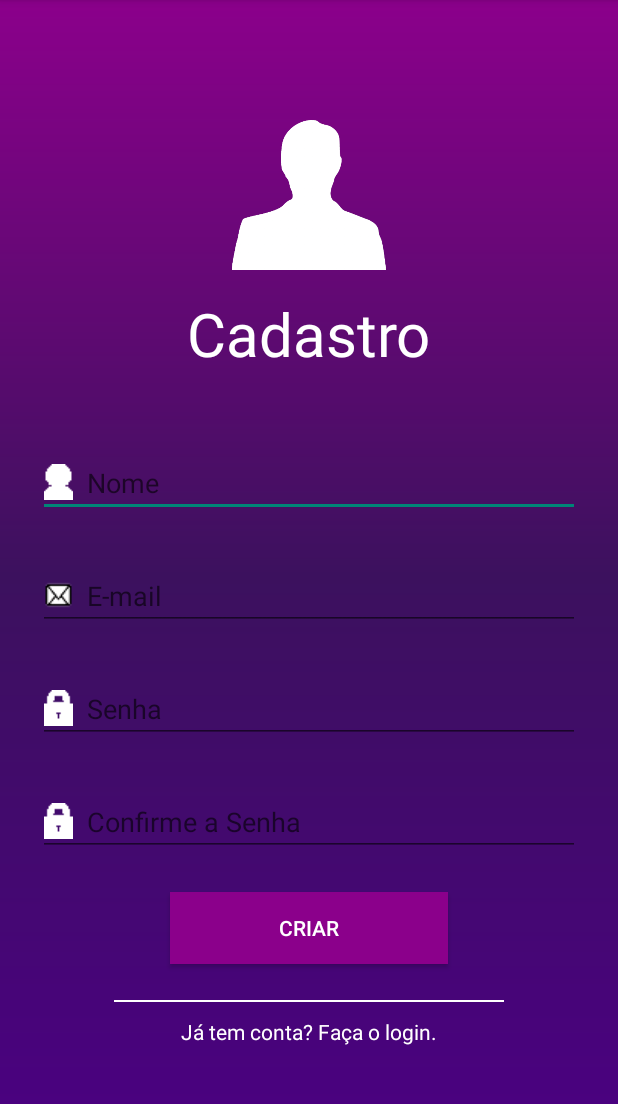
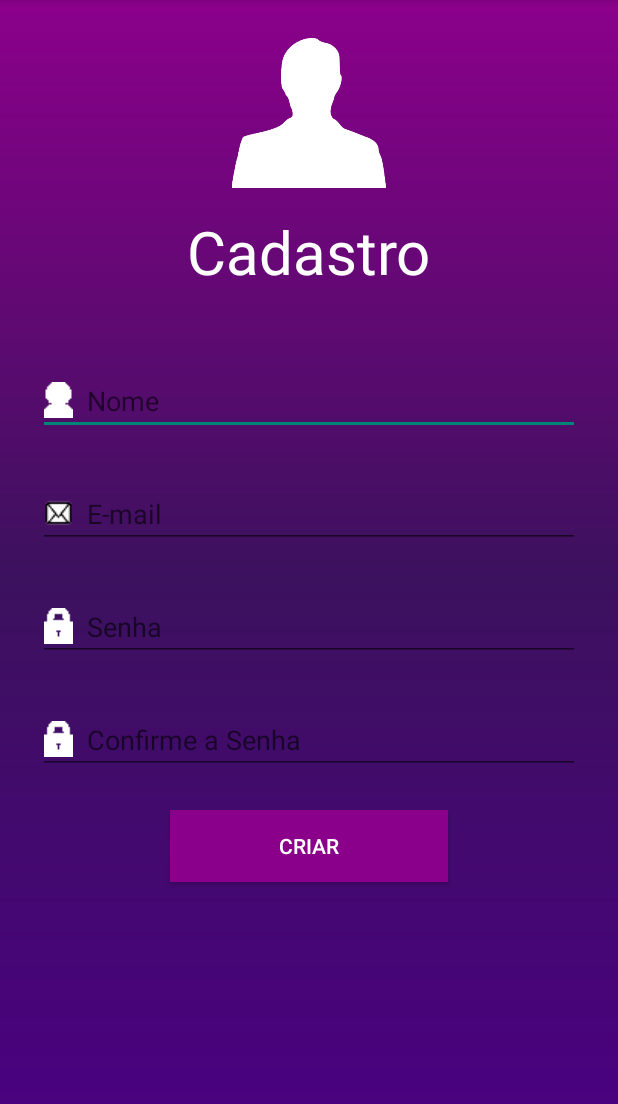
Before and after one commit to ClovisReis/NutrifoodTuxn, an Android app: the screen it shows after launch (CadastroActivity), after a tap on "Não tem conta ainda? Efetue o Cadastro", on a phone screen of 412 x 824 dp, the part 84-1188 px from its top. Run offline under Robolectric (Android 15) with nearby library versions, the phone set to English and light mode, and no system bars; our stand-ins replace Firebase (no records; nobody signed in at launch, a user with empty details on screens opened directly).

Commit message:
Ajustes no layout das telas de login

```diff
--- a/app/src/main/res/layout/activity_cadastro.xml
+++ b/app/src/main/res/layout/activity_cadastro.xml
@@ -10,8 +10,7 @@
         android:orientation="vertical"
         android:layout_width="match_parent"
         android:layout_height="wrap_content"
-        android:layout_margin="15sp"
-        android:layout_gravity="center_vertical">
+        android:layout_margin="15sp">
 
         <!-- Nome Label -->
 
@@ -99,22 +98,5 @@
             android:id="@+id/button_cadastrar"
             android:text="Criar"/>
 
-        <View
-            android:layout_width="260sp"
-            android:layout_gravity="center_horizontal"
-            android:layout_height="1dp"
-            android:background="@color/white"
-            android:focusable="false" />
-
-        <TextView
-            android:layout_width="wrap_content"
-            android:layout_height="wrap_content"
-            android:text="@string/fazer_login"
-            android:id="@+id/textView2"
-            android:textColor="@color/white"
-            android:layout_marginTop="10sp"
-            android:layout_gravity="center_horizontal"
-            android:onClick="abrirLoginUsuario" />
-
     </LinearLayout>
 </ScrollView>
--- a/app/src/main/res/layout/activity_login.xml
+++ b/app/src/main/res/layout/activity_login.xml
@@ -11,7 +11,6 @@
         android:layout_height="wrap_content"
         android:orientation="vertical"
         android:layout_margin="15sp"
-        android:layout_gravity="center_vertical"
         >
 
         <!-- Email Label -->
@@ -19,7 +18,7 @@
         <ImageView
             android:layout_width="wrap_content"
             android:layout_marginTop="10sp"
-            android:layout_height="100sp"
+            android:layout_height="80sp"
             android:src="@drawable/anonimo"
             android:layout_gravity="center_horizontal">
 
```
